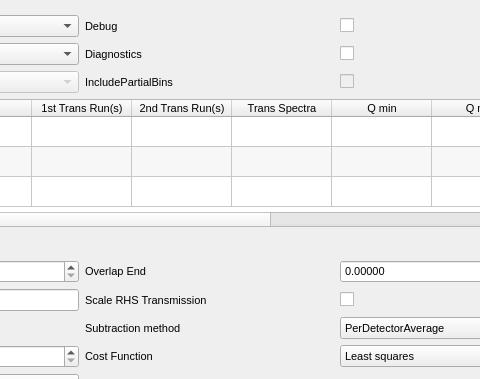
This is qt/scientific_interfaces/ISISReflectometry/GUI/Experiment/ExperimentWidget.ui in mantidproject/mantid as Qt 5 draws it before an edit; both pictures show x 346 to 826 and y 0 to 379 of the 949 by 524 pixel window. The edited form follows.
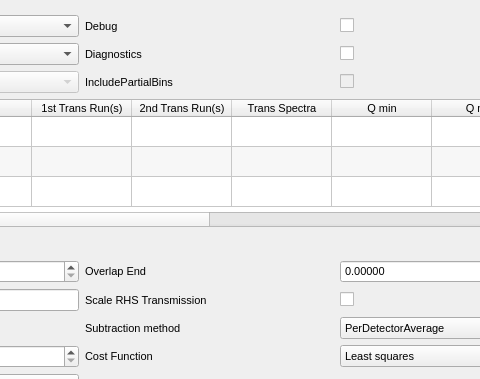
This is the edited form.

Commit message: Enable user to pass actual spec theta from runs tab (#42637)

Patch:
```diff
--- a/qt/scientific_interfaces/ISISReflectometry/GUI/Experiment/ExperimentWidget.ui
+++ b/qt/scientific_interfaces/ISISReflectometry/GUI/Experiment/ExperimentWidget.ui
@@ -384,7 +384,7 @@
         <number>3</number>
        </property>
        <property name="columnCount">
-        <number>12</number>
+        <number>14</number>
        </property>
        <attribute name="horizontalHeaderVisible">
         <bool>true</bool>
@@ -476,6 +476,16 @@
          <string>ROI Detector IDs</string>
         </property>
        </column>
+       <column>
+        <property name="text">
+         <string>Nominal Specular Pixel No.</string>
+        </property>
+       </column>
+       <column>
+        <property name="text">
+         <string>Actual Specular Pixel No.</string>
+        </property>
+       </column>
       </widget>
      </item>
      <item row="11" column="2">
```
The commit also changes 46 other files.
